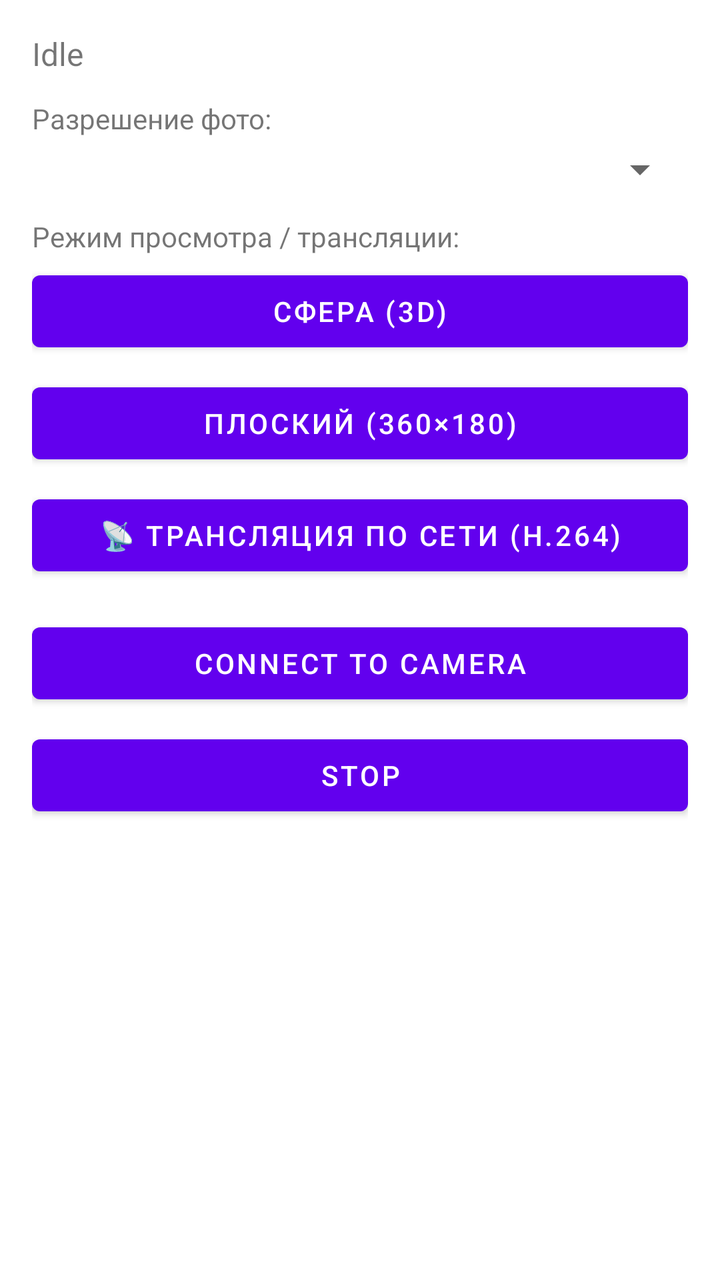
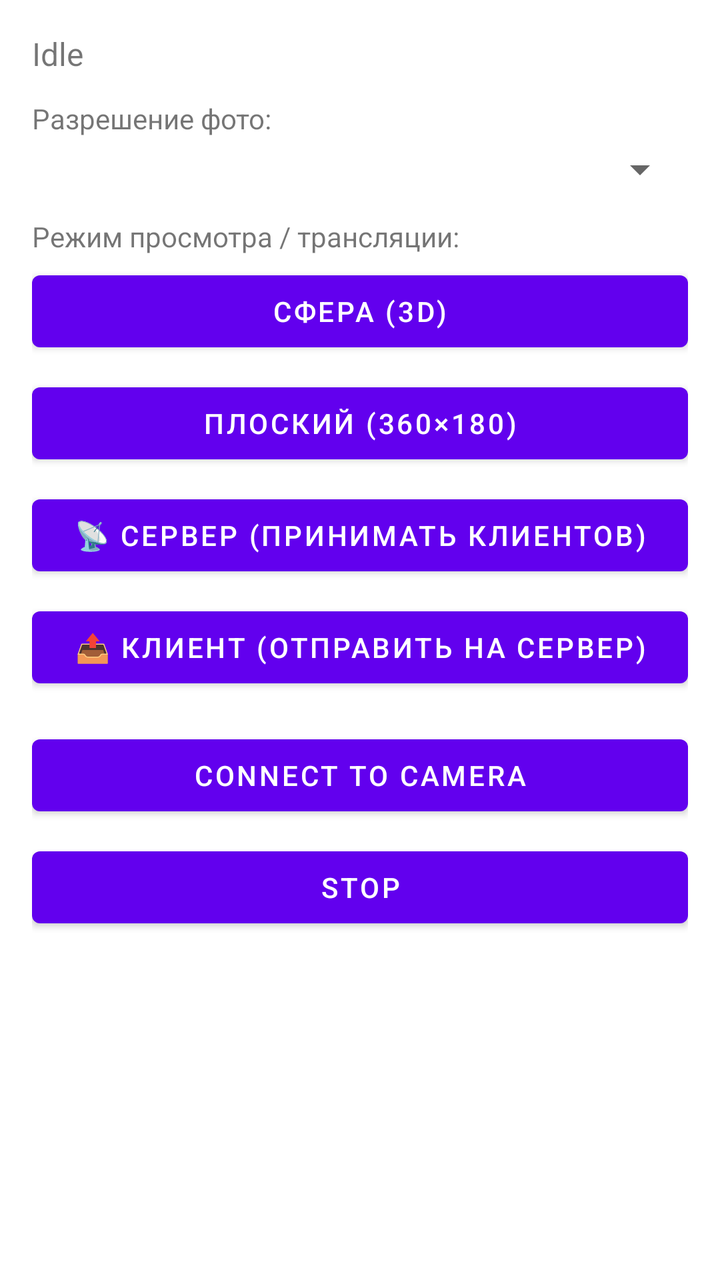

Before-and-after screenshots of an Android layout around one commit, followed by the original layout XML and the change that was made.
<!-- AndroidManifest.xml: application theme Theme.Live360Viewer -->
<!-- res/layout/activity_main.xml -->
<?xml version="1.0" encoding="utf-8"?>
<androidx.constraintlayout.widget.ConstraintLayout
    xmlns:android="http://schemas.android.com/apk/res/android"
    xmlns:app="http://schemas.android.com/apk/res-auto"
    android:layout_width="match_parent"
    android:layout_height="match_parent"
    android:padding="16dp">

    <TextView
        android:id="@+id/tvStatus"
        android:layout_width="0dp"
        android:layout_height="wrap_content"
        android:text="@string/status_idle"
        android:textSize="16sp"
        app:layout_constraintTop_toTopOf="parent"
        app:layout_constraintStart_toStartOf="parent"
        app:layout_constraintEnd_toEndOf="parent"/>

    <TextView
        android:id="@+id/tvPhotoResLabel"
        android:layout_width="0dp"
        android:layout_height="wrap_content"
        android:layout_marginTop="12dp"
        android:text="Разрешение фото:"
        android:textSize="14sp"
        app:layout_constraintTop_toBottomOf="@id/tvStatus"
        app:layout_constraintStart_toStartOf="parent"
        app:layout_constraintEnd_toEndOf="parent"/>

    <Spinner
        android:id="@+id/spPhotoRes"
        android:layout_width="0dp"
        android:layout_height="wrap_content"
        android:layout_marginTop="4dp"
        app:layout_constraintTop_toBottomOf="@id/tvPhotoResLabel"
        app:layout_constraintStart_toStartOf="parent"
        app:layout_constraintEnd_toEndOf="parent"/>

    <TextView
        android:id="@+id/tvViewModeLabel"
        android:layout_width="0dp"
        android:layout_height="wrap_content"
        android:layout_marginTop="12dp"
        android:text="Режим просмотра / трансляции:"
        android:textSize="14sp"
        app:layout_constraintTop_toBottomOf="@id/spPhotoRes"
        app:layout_constraintStart_toStartOf="parent"
        app:layout_constraintEnd_toEndOf="parent"/>

    <Button
        android:id="@+id/btnStartSphere"
        android:layout_width="0dp"
        android:layout_height="wrap_content"
        android:layout_marginTop="4dp"
        android:text="Сфера (3D)"
        app:layout_constraintTop_toBottomOf="@id/tvViewModeLabel"
        app:layout_constraintStart_toStartOf="parent"
        app:layout_constraintEnd_toEndOf="parent"/>

    <Button
        android:id="@+id/btnStartFlat"
        android:layout_width="0dp"
        android:layout_height="wrap_content"
        android:layout_marginTop="8dp"
        android:text="Плоский (360×180)"
        app:layout_constraintTop_toBottomOf="@id/btnStartSphere"
        app:layout_constraintStart_toStartOf="parent"
        app:layout_constraintEnd_toEndOf="parent"/>

    
    <Button
        android:id="@+id/btnStartStream"
        android:layout_width="0dp"
        android:layout_height="wrap_content"
        android:layout_marginTop="8dp"
        android:text="📡 Трансляция по сети (H.264)"
        app:layout_constraintTop_toBottomOf="@id/btnStartFlat"
        app:layout_constraintStart_toStartOf="parent"
        app:layout_constraintEnd_toEndOf="parent"/>

    <Button
        android:id="@+id/btnConnect"
        android:layout_width="0dp"
        android:layout_height="wrap_content"
        android:text="@string/btn_connect"
        android:layout_marginTop="16dp"
        app:layout_constraintTop_toBottomOf="@id/btnStartStream"
        app:layout_constraintStart_toStartOf="parent"
        app:layout_constraintEnd_toEndOf="parent"/>

    <Button
        android:id="@+id/btnStop"
        android:layout_width="0dp"
        android:layout_height="wrap_content"
        android:text="@string/btn_stop"
        android:layout_marginTop="8dp"
        app:layout_constraintTop_toBottomOf="@id/btnConnect"
        app:layout_constraintStart_toStartOf="parent"
        app:layout_constraintEnd_toEndOf="parent"/>

    <ScrollView
        android:id="@+id/scrollLog"
        android:layout_width="0dp"
        android:layout_height="0dp"
        android:layout_marginTop="12dp"
        app:layout_constraintTop_toBottomOf="@id/btnStop"
        app:layout_constraintBottom_toBottomOf="parent"
        app:layout_constraintStart_toStartOf="parent"
        app:layout_constraintEnd_toEndOf="parent">

        <TextView
            android:id="@+id/tvLog"
            android:layout_width="match_parent"
            android:layout_height="wrap_content"
            android:fontFamily="monospace"
            android:textSize="11sp"/>
    </ScrollView>

</androidx.constraintlayout.widget.ConstraintLayout>
<!-- resources referenced by this layout -->
<resources>
  <string name="btn_connect">Connect to camera</string>
  <string name="btn_stop">Stop</string>
  <string name="status_idle">Idle</string>
  <style name="Theme.Live360Viewer" parent="Theme.MaterialComponents.DayNight.NoActionBar">
          <item name="colorPrimary">@color/purple_500</item>
          <item name="colorPrimaryVariant">@color/purple_700</item>
          <item name="colorOnPrimary">@color/white</item>
          <item name="colorSecondary">@color/teal_200</item>
          <item name="colorSecondaryVariant">@color/teal_700</item>
          <item name="colorOnSecondary">@color/black</item>
          <item name="android:statusBarColor" tools:targetApi="l">?attr/colorPrimaryVariant</item>
      </style>
  <color name="purple_500">#FF6200EE</color>
  <color name="purple_700">#FF3700B3</color>
  <color name="white">#FFFFFFFF</color>
  <color name="teal_200">#FF03DAC5</color>
  <color name="teal_700">#FF018786</color>
  <color name="black">#FF000000</color>
</resources>

<!-- the commit's change to res/layout/activity_main.xml (unified diff, before → after) -->
@@ -73,8 +73,19 @@
         android:layout_width="0dp"
         android:layout_height="wrap_content"
         android:layout_marginTop="8dp"
-        android:text="📡 Трансляция по сети (H.264)"
+        android:text="📡 Сервер (принимать клиентов)"
         app:layout_constraintTop_toBottomOf="@id/btnStartFlat"
+        app:layout_constraintStart_toStartOf="parent"
+        app:layout_constraintEnd_toEndOf="parent"/>
+
+    
+    <Button
+        android:id="@+id/btnStartClient"
+        android:layout_width="0dp"
+        android:layout_height="wrap_content"
+        android:layout_marginTop="8dp"
+        android:text="📤 Клиент (отправить на сервер)"
+        app:layout_constraintTop_toBottomOf="@id/btnStartStream"
         app:layout_constraintStart_toStartOf="parent"
         app:layout_constraintEnd_toEndOf="parent"/>
 
@@ -84,7 +95,7 @@
         android:layout_height="wrap_content"
         android:text="@string/btn_connect"
         android:layout_marginTop="16dp"
-        app:layout_constraintTop_toBottomOf="@id/btnStartStream"
+        app:layout_constraintTop_toBottomOf="@id/btnStartClient"
         app:layout_constraintStart_toStartOf="parent"
         app:layout_constraintEnd_toEndOf="parent"/>
 
